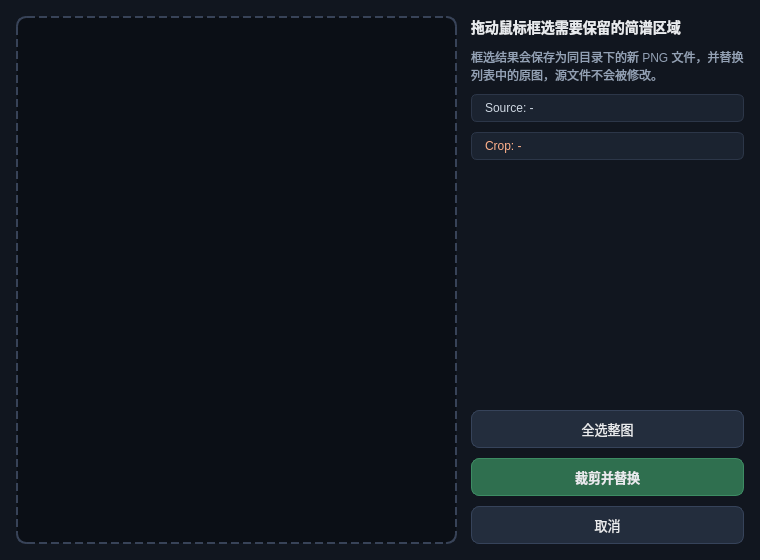
Above: ui/CropDialog.ui from 2009Penguin/DiziTabForge before the change. Below: the same form after it.
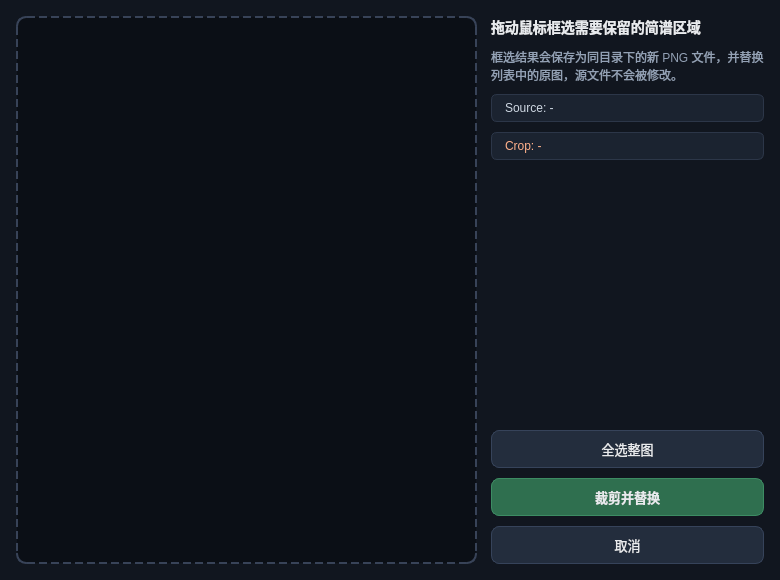
That is the form after the change.

The edit to the form file:
```diff
--- a/ui/CropDialog.ui
+++ b/ui/CropDialog.ui
@@ -6,14 +6,14 @@
    <rect>
     <x>0</x>
     <y>0</y>
-    <width>760</width>
-    <height>560</height>
+    <width>780</width>
+    <height>580</height>
    </rect>
   </property>
   <property name="minimumSize">
    <size>
-    <width>640</width>
-    <height>480</height>
+    <width>720</width>
+    <height>500</height>
    </size>
   </property>
   <property name="windowTitle">
```
Left out of the diff: 50 changed lines with no effect on the pictures.
